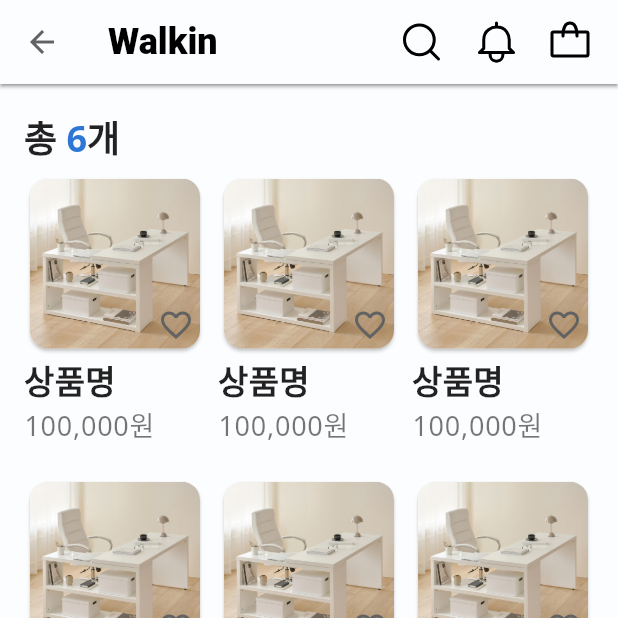
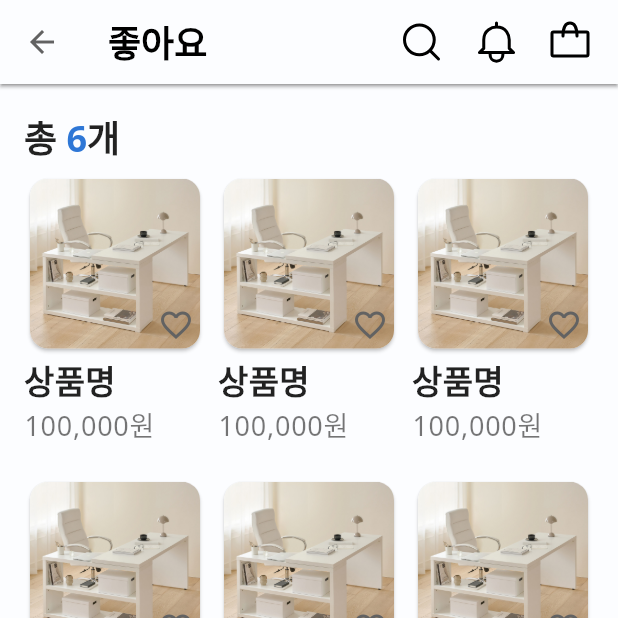
Before and after one commit to LIKELION-Android-Bootcamp-4th/AOS-04-officeShoppingMall, a Flutter app: the PreferenceScreen screen opened by its route, on a phone screen of 412 x 824 dp, the top half of it. Run offline on Flutter 3.47's test engine with Material 3 defaults, Android fonts, the phone set to English and light mode, and no system bars; our stand-ins replace dio, flutter_bloc, flutter_svg, google_fonts, pretty_dio_logger, smooth_page_indicator.

Commit message:
fix: 좋아요 페이지 앱바 타이틀 수정

```diff
--- a/lib/feature/preference/ui/preference_screen.dart
+++ b/lib/feature/preference/ui/preference_screen.dart
@@ -13,6 +13,7 @@ class PreferenceScreen extends StatelessWidget {
     return Scaffold(
       extendBody: true,
       appBar: CustomAppBar(
+        title: '좋아요',
         actions: [
           IconButton(onPressed: () {}, icon: SvgPicture.asset('images/icon/ic_appbar_search.svg')),
           IconButton(onPressed: () {}, icon: SvgPicture.asset('images/icon/ic_appbar_bell.svg')),
```
